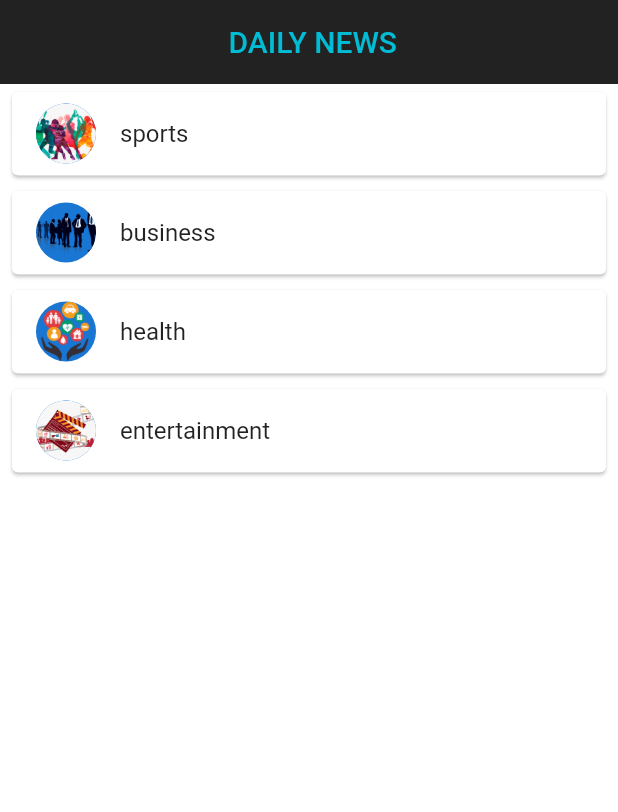
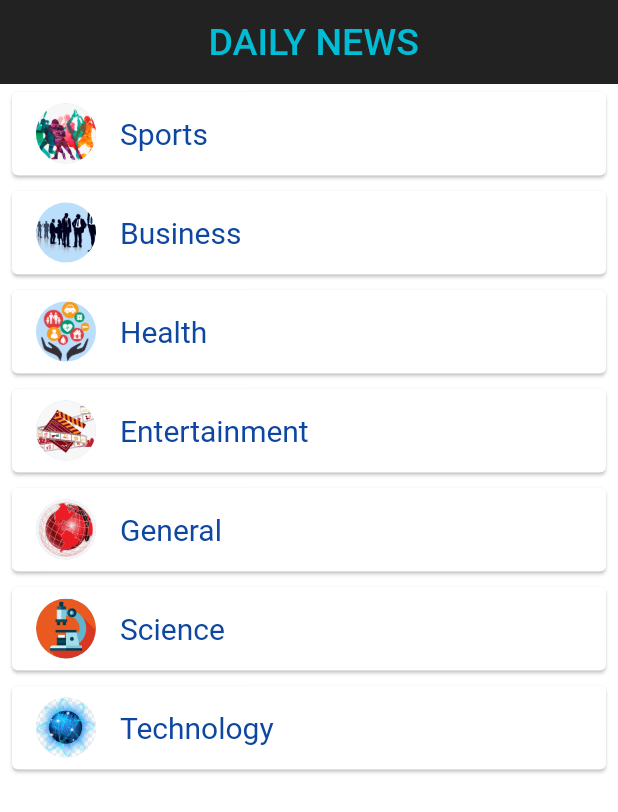
Before and after one commit to PalakVora-200020086/SOC-app-development, a Flutter app: the screen it shows after launch, on a phone screen of 412 x 824 dp. Shown: the top 812 px of the screen. Run offline on Flutter 3.47's test engine with Material 2 defaults, Android fonts, the light colour scheme and no system bars; our stand-ins replace flutter_spinkit, webview_flutter; missing offline and left inert: newsapi.

Commit message:
re third commit

```diff
--- a/news_app/lib/Pages/home.dart
+++ b/news_app/lib/Pages/home.dart
@@ -11,10 +11,13 @@ class Home extends StatefulWidget {
 class _HomeState extends State<Home> {
 
   List<News> news = [
-    News(name:'sports', pic:'sports.png'),
-    News(name:'business', pic:'business.png'),
-    News(name:'health', pic:'health.png'),
-    News(name:'entertainment', pic:'entertainment.png'),
+    News(name:'Sports', pic:'sports.png'),
+    News(name:'Business', pic:'business.png'),
+    News(name:'Health', pic:'health.png'),
+    News(name:'Entertainment', pic:'entertainment.png'),
+    News(name:'General', pic:'general.png'),
+    News(name:'Science', pic:'science.png'),
+    News(name:'Technology', pic:'technology.png'),
   ];
 
   @override
@@ -25,7 +28,7 @@ class _HomeState extends State<Home> {
         title: Center(
           child: Text(' DAILY NEWS',style: TextStyle(
             color: Colors.cyan,
-            fontSize: 20
+            fontSize: 25
           ),),
         ),
         backgroundColor: Colors.black87,
@@ -43,15 +46,20 @@ class _HomeState extends State<Home> {
                   onTap: () {
                     Navigator.push(context, MaterialPageRoute(
                         builder: (context) => CategoryNews(
-                        category: '${news[index].name}' ,
+                        category: '${news[index].name.toLowerCase()}' ,
                     )
                     ));
                   },
-                  title: Text('${news[index].name}'),
+                  title: Text('${news[index].name}',
+                      style:TextStyle(
+                        color: Colors.blue[900],
+                        fontSize: 20
+                      )),
                   leading: CircleAvatar(
                     backgroundImage: AssetImage('assets/${news[index].pic}'),
                   ),
                 ),
+
               ),
             );
           }
--- a/news_app/lib/news.dart
+++ b/news_app/lib/news.dart
@@ -1,5 +1,3 @@
-import 'package:http/http.dart' as http;
-
 class News {
   String name;
   String pic;
--- a/news_app/lib/newstile.dart
+++ b/news_app/lib/newstile.dart
@@ -17,6 +17,7 @@ class NewsTile extends StatelessWidget {
         ));
       },
       child: Container(
+
           margin: EdgeInsets.only(bottom: 24),
           width: MediaQuery.of(context).size.width,
           child: Container(
@@ -41,7 +42,7 @@ class NewsTile extends StatelessWidget {
                   SizedBox(height: 12,),
                   Text(
                     '$title',
-                    maxLines: 2,
+                    maxLines: 5,
                     style: TextStyle(
                         color: Colors.black87,
                         fontSize: 20,
@@ -52,7 +53,7 @@ class NewsTile extends StatelessWidget {
                   ),
                   Text(
                     '$desc',
-                    maxLines: 2,
+                    maxLines: 5,
                     style: TextStyle(color: Colors.black54, fontSize: 14),
                   )
                 ],
```
Also changed, not shown: news_app/lib/Pages/category_news.dart (+14 -9 lines), news_app/lib/article.dart (+5 -3 lines), news_app/lib/article_view.dart (+7 -2 lines), news_app/lib/main.dart (+7 -3 lines), news_app/assets/general.png (added), news_app/assets/science.png (added), news_app/assets/technology.png (added).
